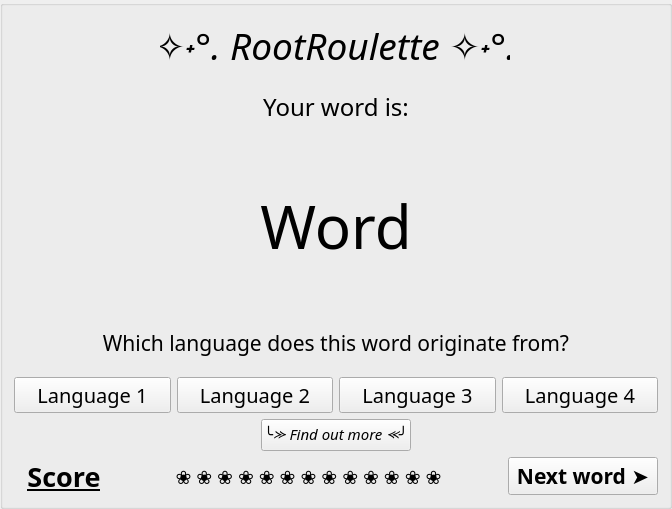
Before: the Qt Designer form src/widgets/game_widget/GameWidget.ui in inelina4/RootRoulette, drawn with Qt 5.
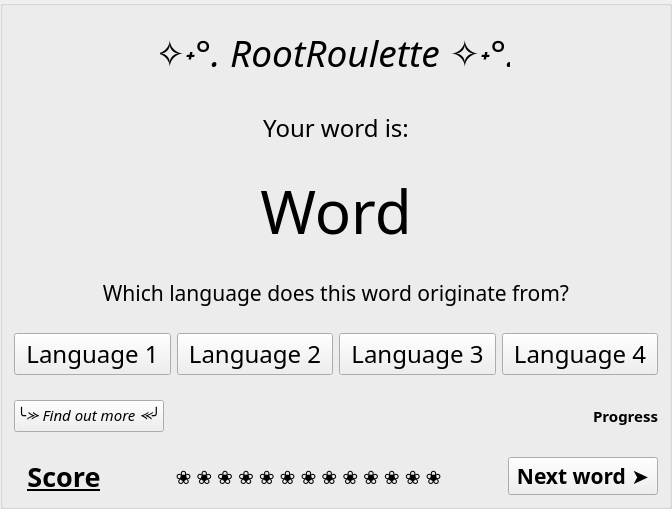
After: the same form once the commit is applied. Icons and pictures are not drawn.

```diff
--- a/src/widgets/game_widget/GameWidget.ui
+++ b/src/widgets/game_widget/GameWidget.ui
@@ -45,7 +45,7 @@
   <property name="windowTitle">
    <string>GameWidget</string>
   </property>
-  <layout class="QVBoxLayout" name="verticalLayout" stretch="1,1,3,1,3,2,2">
+  <layout class="QVBoxLayout" name="verticalLayout" stretch="1,1,1,1,1,1,1">
    <item>
     <layout class="QHBoxLayout" name="horizontalLayout_3" stretch="0,0,5,0,0">
      <item>
@@ -225,7 +225,7 @@
        <property name="font">
         <font>
          <family>Bahnschrift</family>
-         <pointsize>15</pointsize>
+         <pointsize>18</pointsize>
         </font>
        </property>
        <property name="text">
@@ -238,7 +238,7 @@
        <property name="font">
         <font>
          <family>Bahnschrift</family>
-         <pointsize>15</pointsize>
+         <pointsize>18</pointsize>
         </font>
        </property>
        <property name="text">
@@ -251,7 +251,7 @@
        <property name="font">
         <font>
          <family>Bahnschrift</family>
-         <pointsize>15</pointsize>
+         <pointsize>18</pointsize>
         </font>
        </property>
        <property name="text">
@@ -264,7 +264,7 @@
        <property name="font">
         <font>
          <family>Bahnschrift</family>
-         <pointsize>15</pointsize>
+         <pointsize>18</pointsize>
         </font>
        </property>
        <property name="text">
@@ -300,6 +300,23 @@
          </property>
         </widget>
        </item>
+       <item>
+        <widget class="QLabel" name="progress_label">
+         <property name="font">
+          <font>
+           <family>Bahnschrift</family>
+           <pointsize>11</pointsize>
+           <bold>true</bold>
+          </font>
+         </property>
+         <property name="text">
+          <string>Progress</string>
+         </property>
+         <property name="alignment">
+          <set>Qt::AlignmentFlag::AlignRight|Qt::AlignmentFlag::AlignTrailing|Qt::AlignmentFlag::AlignVCenter</set>
+         </property>
+        </widget>
+       </item>
       </layout>
      </item>
     </layout>
```
